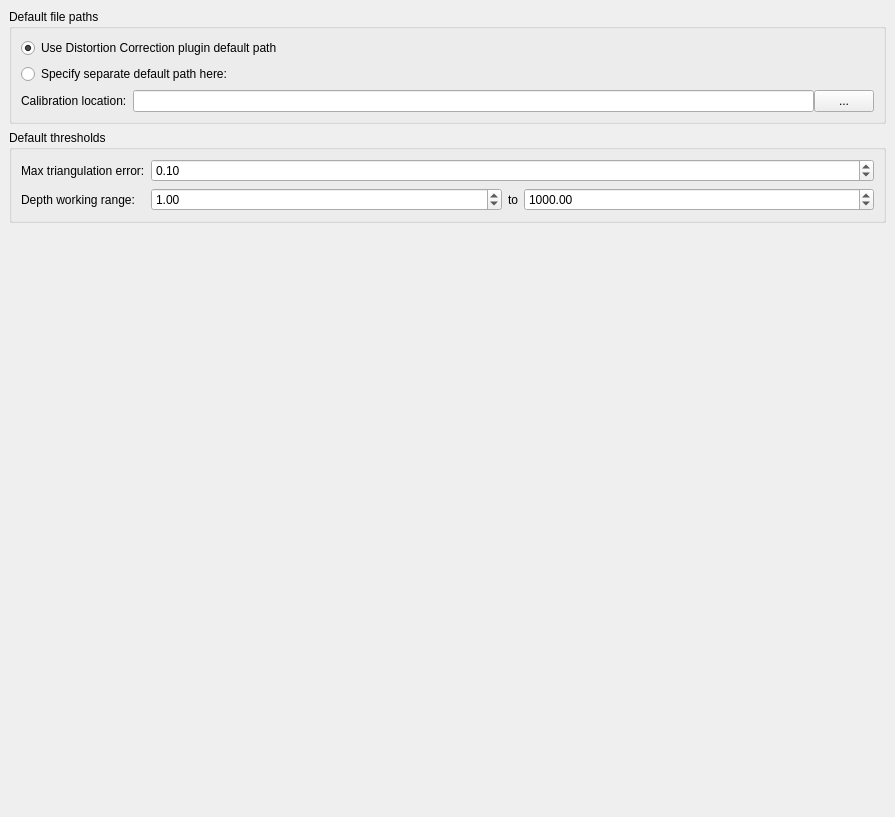
First picture: the form in Code/Gui/MITK/Plugins/uk.ac.ucl.cmic.igisurfacerecon/src/internal/SurfaceReconViewPreferencePage.ui, repository NifTK/NifTK, before the edit.
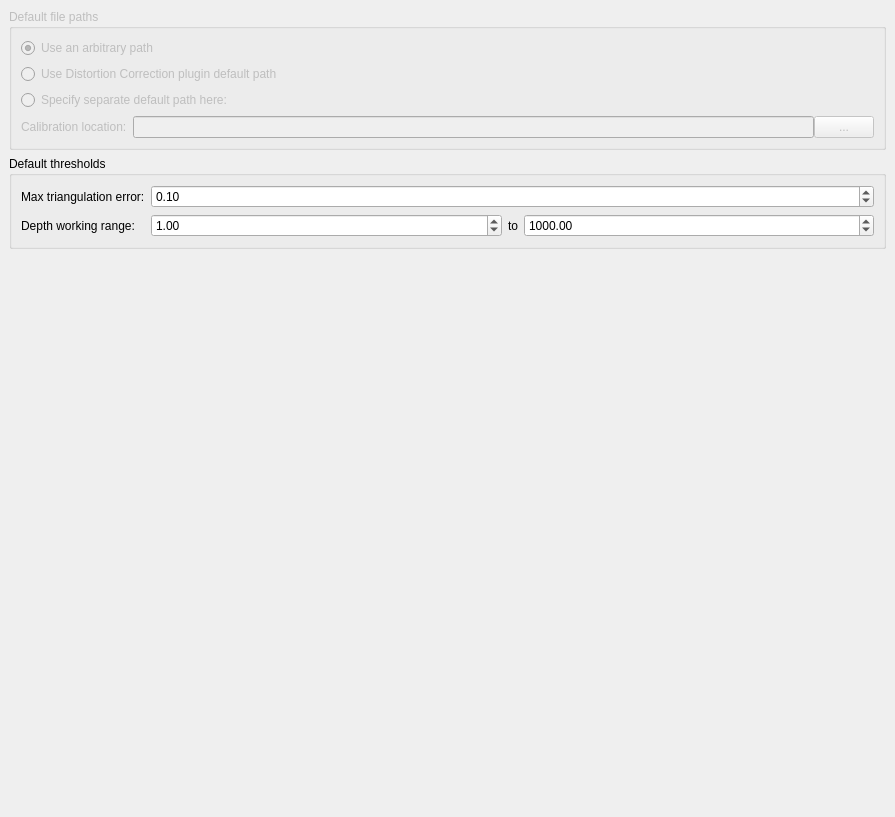
Second picture: the form after the edit.

Commit message: Bug #2855: disable path preference for surface recon. the ctk controls dont support this.

Patch:
```diff
--- a/Code/Gui/MITK/Plugins/uk.ac.ucl.cmic.igisurfacerecon/src/internal/SurfaceReconViewPreferencePage.ui
+++ b/Code/Gui/MITK/Plugins/uk.ac.ucl.cmic.igisurfacerecon/src/internal/SurfaceReconViewPreferencePage.ui
@@ -25,11 +25,14 @@
      <layout class="QVBoxLayout" name="verticalLayout_2">
       <item>
        <widget class="QGroupBox" name="groupBox">
+        <property name="enabled">
+         <bool>false</bool>
+        </property>
         <property name="title">
          <string>Default file paths</string>
         </property>
         <layout class="QFormLayout" name="formLayout">
-         <item row="2" column="0">
+         <item row="5" column="0">
           <widget class="QLabel" name="label">
            <property name="text">
             <string>Calibration location:</string>
@@ -39,7 +42,7 @@
            </property>
           </widget>
          </item>
-         <item row="2" column="1">
+         <item row="5" column="1">
           <layout class="QHBoxLayout" name="horizontalLayout">
            <property name="spacing">
             <number>0</number>
@@ -47,7 +50,7 @@
            <item>
             <widget class="QLineEdit" name="m_DefaultCalibrationLocationLineEdit">
              <property name="enabled">
-              <bool>true</bool>
+              <bool>false</bool>
              </property>
             </widget>
            </item>
@@ -72,20 +75,33 @@
            </item>
           </layout>
          </item>
-         <item row="0" column="0" colspan="2">
+         <item row="4" column="0" colspan="2">
+          <widget class="QRadioButton" name="m_UseOwnLocationRadioButton">
+           <property name="text">
+            <string>Specify separate default path here:</string>
+           </property>
+          </widget>
+         </item>
+         <item row="2" column="0" colspan="2">
           <widget class="QRadioButton" name="m_UseUndistortionDefaultPathRadioButton">
            <property name="text">
             <string>Use Distortion Correction plugin default path</string>
            </property>
            <property name="checked">
-            <bool>true</bool>
+            <bool>false</bool>
            </property>
           </widget>
          </item>
          <item row="1" column="0" colspan="2">
-          <widget class="QRadioButton" name="m_UseOwnLocationRadioButton">
+          <widget class="QRadioButton" name="radioButton">
+           <property name="toolTip">
+            <string>Setting a path on the file chooser is currently unsupported.</string>
+           </property>
            <property name="text">
-            <string>Specify separate default path here:</string>
+            <string>Use an arbitrary path</string>
+           </property>
+           <property name="checked">
+            <bool>true</bool>
            </property>
           </widget>
          </item>
```
